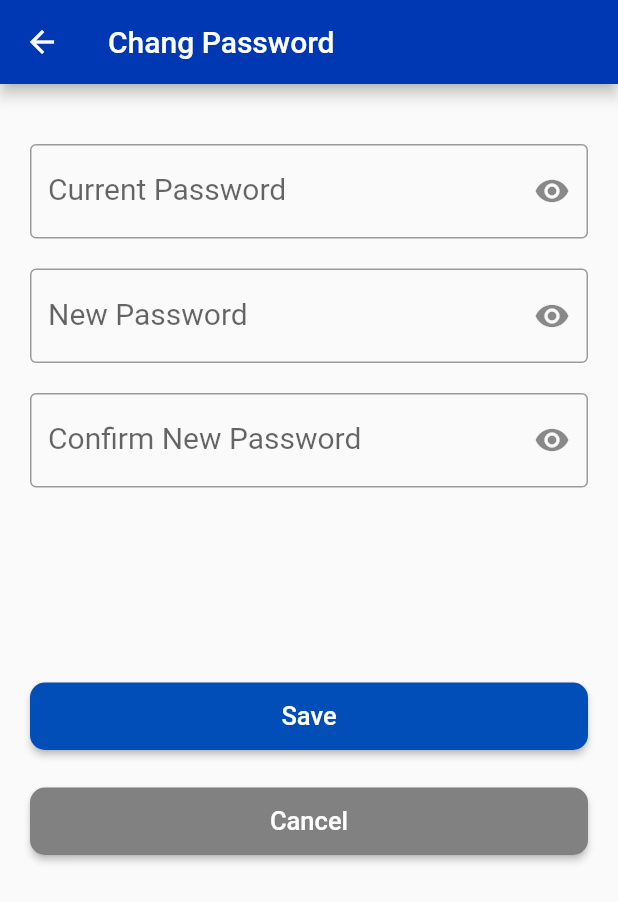
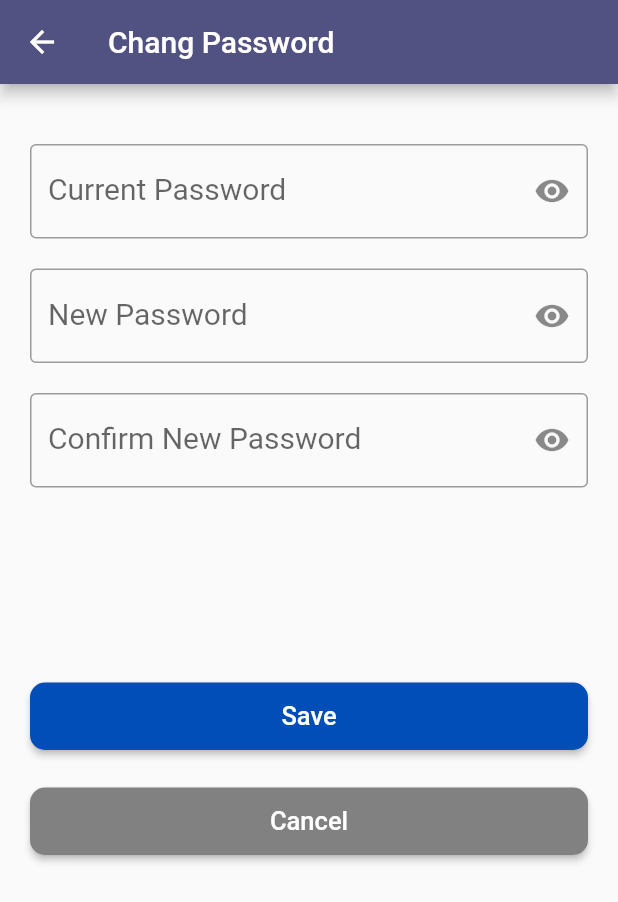
Before and after one commit to mo87654/User_App, a Flutter app: the UserLayout screen opened directly, in the side drawer, after a tap on "Change Password", on a phone screen of 412 x 824 dp. Shown: the top 902 px of the screen. Run offline on Flutter 3.47's test engine with Material 2 defaults, Android fonts, the light colour scheme and no system bars; our stand-ins replace country_picker, firebase_auth, firebase_core, flutter_spinkit, image_picker; accounts and stored records are empty.

Commit message:
update from manar

```diff
--- a/lib/layout/user_layout.dart
+++ b/lib/layout/user_layout.dart
@@ -50,7 +50,7 @@ class _UserLayoutState extends State<UserLayout> {
     return Scaffold(
       drawerEnableOpenDragGesture: false,
       appBar: AppBar(
-        backgroundColor: color(),
+        backgroundColor: Color(0xff515281),
         leading: leadingicon[2 - currentIndex],
         title: Text(
           title[2 - currentIndex],
@@ -208,6 +208,7 @@ class _UserLayoutState extends State<UserLayout> {
       body: userScreens[2 - currentIndex],
 
       bottomNavigationBar: BottomNavigationBar(
+
           iconSize: 35,
           selectedItemColor: Colors.white,
           unselectedItemColor: Colors.white,
--- a/lib/shared/component/colors.dart
+++ b/lib/shared/component/colors.dart
@@ -1,5 +1,5 @@
 import 'dart:ui';
 
 Color color (){
-  return Color(0xff0038b3);
+  return Color(0xff515281);
 }
```
